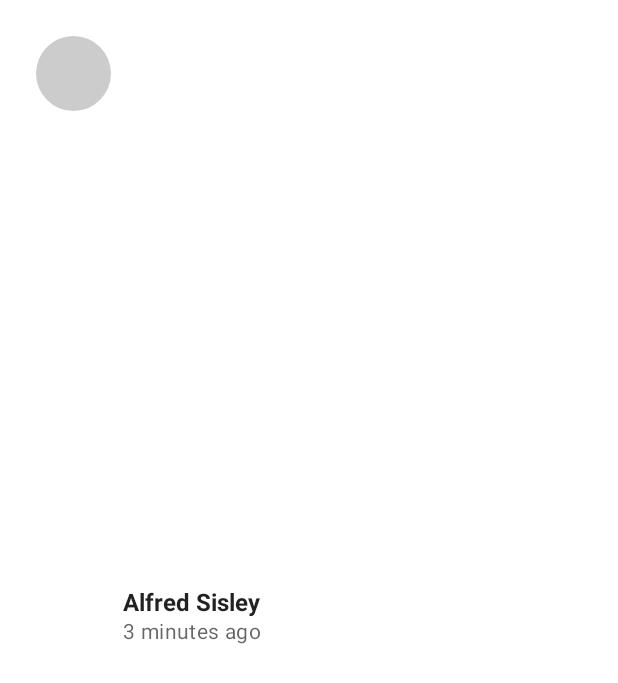
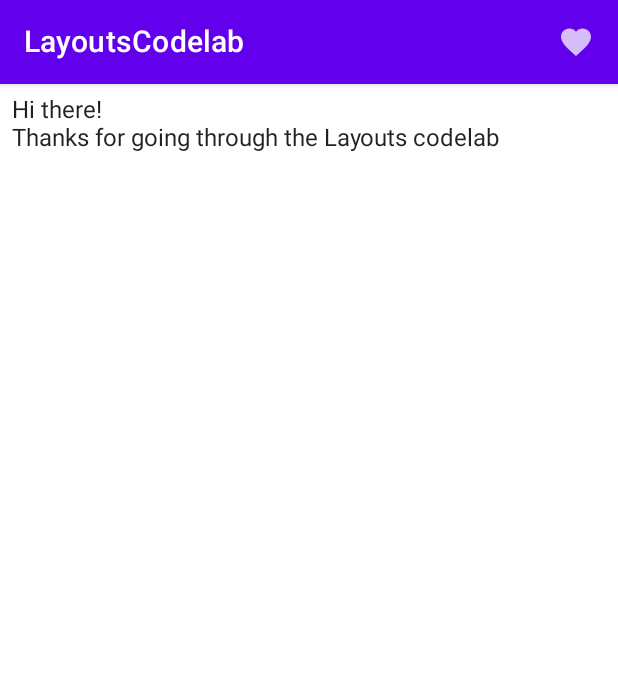
Before and after one commit to MilkBiscuit/JetpackComposeTutorial, an Android app built with Jetpack Compose: the screen it shows after launch (LayoutMainActivity), on a phone screen of 412 x 824 dp. Shown: the top 683 px of the screen. Run offline under Robolectric (Android 15) with nearby library versions, the phone set to English and light mode, and no system bars.

Commit message:
Finish step 5 - Material Components

```diff
--- a/app/src/main/java/com/example/jetpackcomposetutorial/LayoutMainActivity.kt
+++ b/app/src/main/java/com/example/jetpackcomposetutorial/LayoutMainActivity.kt
@@ -9,6 +9,8 @@ import androidx.compose.foundation.layout.*
 import androidx.compose.foundation.shape.CircleShape
 import androidx.compose.foundation.shape.RoundedCornerShape
 import androidx.compose.material.*
+import androidx.compose.material.icons.Icons
+import androidx.compose.material.icons.filled.Favorite
 import androidx.compose.runtime.Composable
 import androidx.compose.runtime.CompositionLocalProvider
 import androidx.compose.ui.Alignment
@@ -24,15 +26,45 @@ class LayoutMainActivity : ComponentActivity() {
         super.onCreate(savedInstanceState)
         setContent {
             LayoutsCodelabTheme {
-                // A surface container using the 'background' color from the theme
-                Surface(
-                    modifier = Modifier.fillMaxSize(),
-                    color = MaterialTheme.colors.background
-                ) {
-                    PhotographerCard()
-                }
+                LayoutsCodelab()
             }
         }
+    }
+}
+
+@Composable
+fun LayoutsCodelab() {
+    Scaffold(
+        topBar = {
+            TopAppBar(
+                title = {
+                    Text(text = "LayoutsCodelab")
+                },
+                actions = {
+                    IconButton(onClick = { /* doSomething() */ }) {
+                        Icon(Icons.Filled.Favorite, contentDescription = null)
+                    }
+                }
+            )
+        }
+    ) { innerPadding ->
+        BodyContent(Modifier.padding(innerPadding).padding(8.dp))
+    }
+}
+
+@Composable
+fun BodyContent(modifier: Modifier = Modifier) {
+    Column(modifier = modifier) {
+        Text(text = "Hi there!")
+        Text(text = "Thanks for going through the Layouts codelab")
+    }
+}
+
+@Preview
+@Composable
+fun LayoutsCodelabPreview() {
+    LayoutsCodelabTheme {
+        LayoutsCodelab()
     }
 }
 
```
